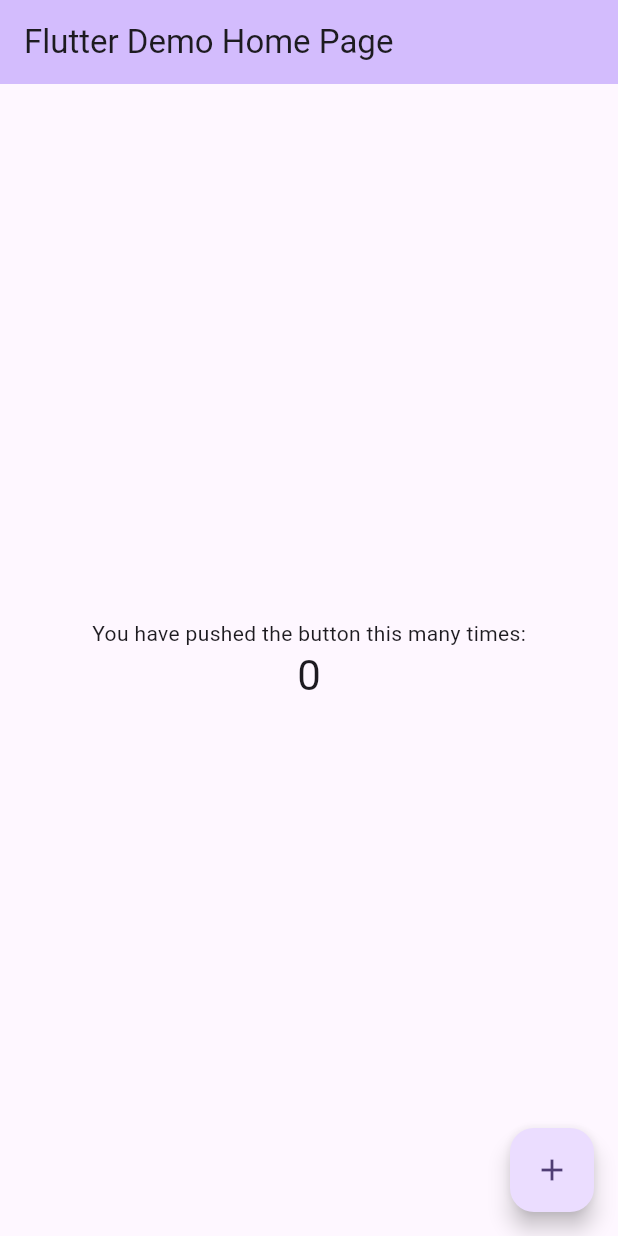
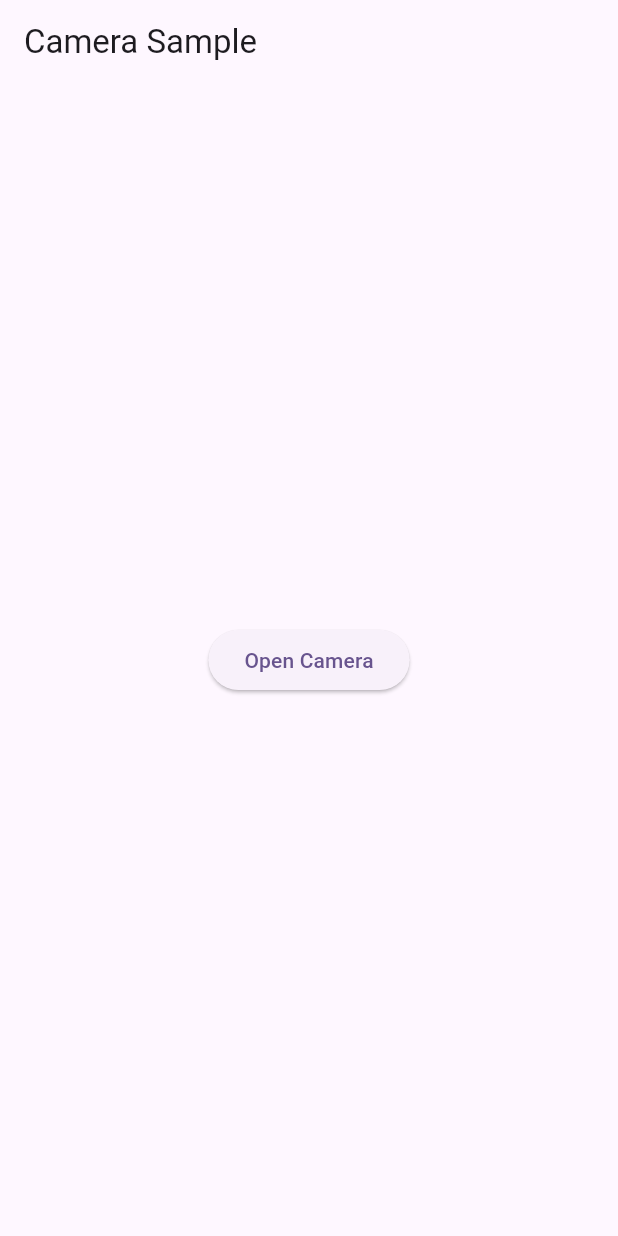
Before and after one commit to singgihsaputro/camera_sample, a Flutter app: the screen it shows after launch, on a phone screen of 412 x 824 dp. Run offline on Flutter 3.47's test engine with Material 2 defaults, Android fonts, the phone set to English and light mode, and no system bars; our stand-ins replace camera.

Commit message:
Integrate with camera basic function

```diff
--- a/lib/main.dart
+++ b/lib/main.dart
@@ -1,3 +1,4 @@
+import 'package:camera_sample/screen/home_page.dart';
 import 'package:flutter/material.dart';
 
 void main() {
@@ -31,95 +32,7 @@ class MyApp extends StatelessWidget {
         colorScheme: ColorScheme.fromSeed(seedColor: Colors.deepPurple),
         useMaterial3: true,
       ),
-      home: const MyHomePage(title: 'Flutter Demo Home Page'),
+      home: const HomePage(),
     );
   }
 }
-
-class MyHomePage extends StatefulWidget {
-  const MyHomePage({super.key, required this.title});
-
-  // This widget is the home page of your application. It is stateful, meaning
-  // that it has a State object (defined below) that contains fields that affect
-  // how it looks.
-
-  // This class is the configuration for the state. It holds the values (in this
-  // case the title) provided by the parent (in this case the App widget) and
-  // used by the build method of the State. Fields in a Widget subclass are
-  // always marked "final".
-
-  final String title;
-
-  @override
-  State<MyHomePage> createState() => _MyHomePageState();
-}
-
-class _MyHomePageState extends State<MyHomePage> {
-  int _counter = 0;
-
-  void _incrementCounter() {
-    setState(() {
-      // This call to setState tells the Flutter framework that something has
-      // changed in this State, which causes it to rerun the build method below
-      // so that the display can reflect the updated values. If we changed
-      // _counter without calling setState(), then the build method would not be
-      // called again, and so nothing would appear to happen.
-      _counter++;
-    });
-  }
-
-  @override
-  Widget build(BuildContext context) {
-    // This method is rerun every time setState is called, for instance as done
-    // by the _incrementCounter method above.
-    //
-    // The Flutter framework has been optimized to make rerunning build methods
-    // fast, so that you can just rebuild anything that needs updating rather
-    // than having to individually change instances of widgets.
-    return Scaffold(
-      appBar: AppBar(
-        // TRY THIS: Try changing the color here to a specific color (to
-        // Colors.amber, perhaps?) and trigger a hot reload to see the AppBar
-        // change color while the other colors stay the same.
-        backgroundColor: Theme.of(context).colorScheme.inversePrimary,
-        // Here we take the value from the MyHomePage object that was created by
-        // the App.build method, and use it to set our appbar title.
-        title: Text(widget.title),
-      ),
-      body: Center(
-        // Center is a layout widget. It takes a single child and positions it
-        // in the middle of the parent.
-        child: Column(
-          // Column is also a layout widget. It takes a list of children and
-          // arranges them vertically. By default, it sizes itself to fit its
-          // children horizontally, and tries to be as tall as its parent.
-          //
-          // Column has various properties to control how it sizes itself and
-          // how it positions its children. Here we use mainAxisAlignment to
-          // center the children vertically; the main axis here is the vertical
-          // axis because Columns are vertical (the cross axis would be
-          // horizontal).
-          //
-          // TRY THIS: Invoke "debug painting" (choose the "Toggle Debug Paint"
-          // action in the IDE, or press "p" in the console), to see the
-          // wireframe for each widget.
-          mainAxisAlignment: MainAxisAlignment.center,
-          children: <Widget>[
-            const Text(
-              'You have pushed the button this many times:',
-            ),
-            Text(
-              '$_counter',
-              style: Theme.of(context).textTheme.headlineMedium,
-            ),
-          ],
-        ),
-      ),
-      floatingActionButton: FloatingActionButton(
-        onPressed: _incrementCounter,
-        tooltip: 'Increment',
-        child: const Icon(Icons.add),
-      ), // This trailing comma makes auto-formatting nicer for build methods.
-    );
-  }
-}
--- /dev/null
+++ b/lib/screen/home_page.dart
@@ -0,0 +1,28 @@
+import 'package:camera/camera.dart';
+import 'package:flutter/cupertino.dart';
+import 'package:flutter/material.dart';
+
+import 'camera_page.dart';
+
+class HomePage extends StatelessWidget {
+  const HomePage({super.key});
+
+  @override
+  Widget build(BuildContext context) {
+    return Scaffold(
+      appBar: AppBar(title: const Text("Camera Sample"),),
+      body: SafeArea(
+        child: Center(
+          child: ElevatedButton(
+            onPressed: () async {
+              await availableCameras().then((value) =>
+                  Navigator.push(context,
+                      MaterialPageRoute(builder: (_) => CameraPage(cameras: value))));
+            }, child: Text("Open Camera"),
+          ),
+        ),
+      ),
+    );
+  }
+
+}
--- a/pubspec.yaml
+++ b/pubspec.yaml
@@ -35,6 +35,7 @@ dependencies:
   # The following adds the Cupertino Icons font to your application.
   # Use with the CupertinoIcons class for iOS style icons.
   cupertino_icons: ^1.0.2
+  camera: ^0.10.5+2
 
 dev_dependencies:
   flutter_test:
```
Also changed, not shown: lib/screen/camera_page.dart (added, +131 -0 lines), lib/screen/preview_page.dart (added, +23 -0 lines), pubspec.lock, 4 other files.
